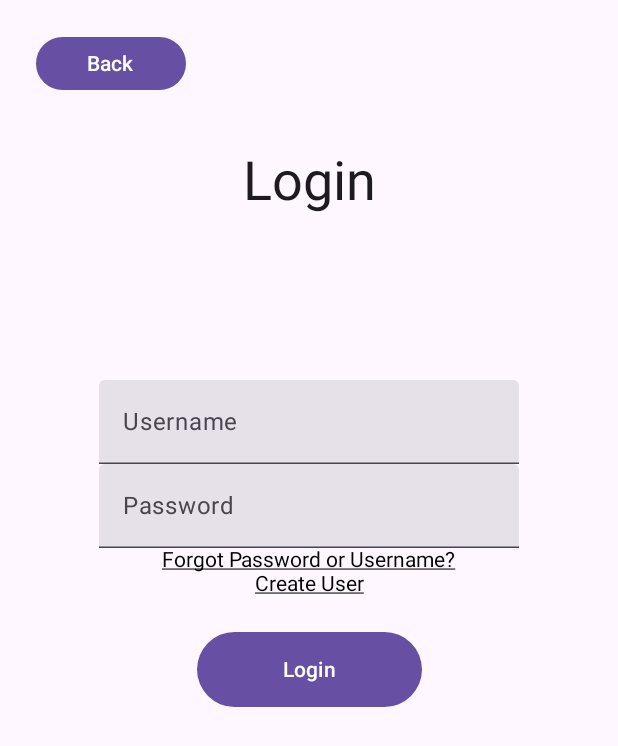
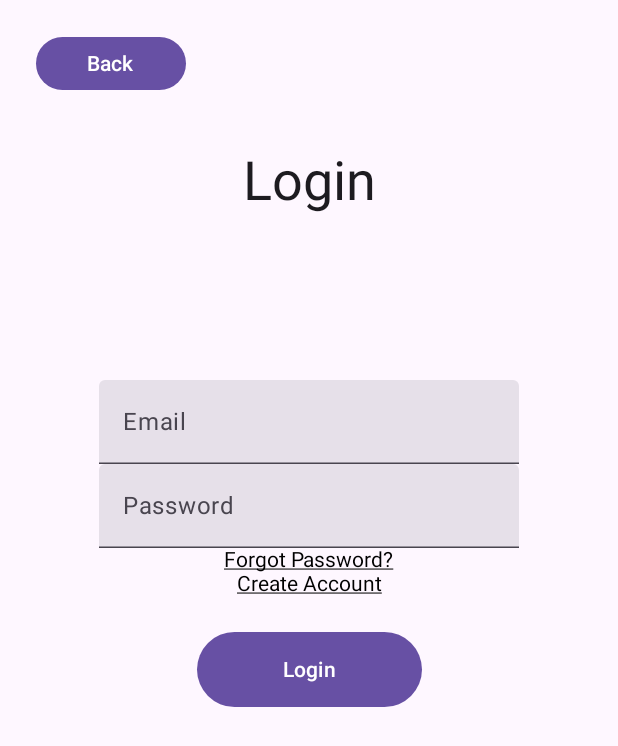
Before and after one commit to AncientCarbon/LivPart2, an Android app built with Jetpack Compose: the composable LoginScreen shown on its own in the app's theme, on a phone screen of 412 x 824 dp. Shown: the top 746 px of the screen. Run offline under Robolectric (Android 15) with nearby library versions, the phone set to English and light mode, and no system bars; libraries missing offline, so code that uses them is left out: com.ramcosta.composedestinations; 1 statement that could not run was skipped.

Commit message:
Login Screen updated some text

```diff
--- a/app/src/main/java/com/example/LivPart2/ui/screens/LoginScreen.kt
+++ b/app/src/main/java/com/example/LivPart2/ui/screens/LoginScreen.kt
@@ -72,7 +72,7 @@ fun Username1() {
         value = mail,
         singleLine = true,
         onValueChange = { mail = it },
-        label = { Text("Username") }
+        label = { Text("Email") }
     )
 }
 
@@ -99,14 +99,14 @@ fun ForgotUsername(navigator: DestinationsNavigator) {
             //TODO: Make screen
             ""
         )},
-        text = AnnotatedString("Forgot Password or Username?"),
+        text = AnnotatedString("Forgot Password?"),
         style = TextStyle(textDecoration = TextDecoration.Underline))
 }
 
 @Composable
 fun CreateUser() {
     ClickableText(onClick = {},
-        text = AnnotatedString("Create User"),
+        text = AnnotatedString("Create Account"),
         style = TextStyle(textDecoration = TextDecoration.Underline))
 }
 
```
